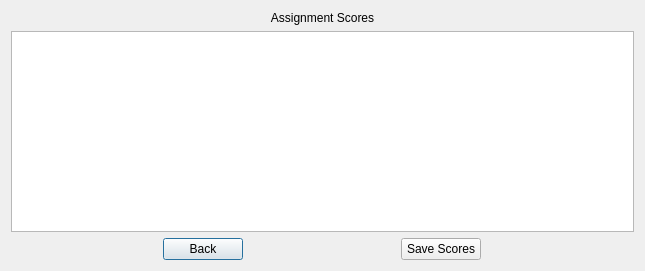
This is assignmentscores.ui in RoshikaC/Mulyankan as Qt 5 draws it before an edit. The edited form follows.
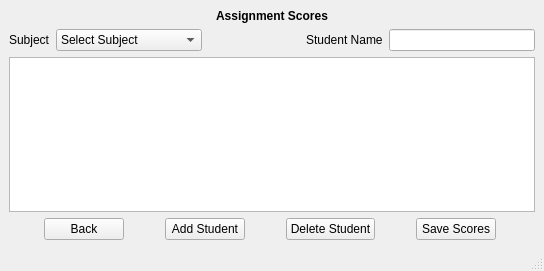
This is the edited form.

What changed in the file:
```diff
--- a/assignmentscores.ui
+++ b/assignmentscores.ui
@@ -1,12 +1,13 @@
 <?xml version="1.0" encoding="UTF-8"?>
 <ui version="4.0">
  <class>assignmentscores</class>
- <widget class="QDialog" name="assignmentscores">
+ <!-- 1. CHANGED to QMainWindow -->
+ <widget class="QMainWindow" name="assignmentscores">
   <property name="geometry">
    <rect>
     <x>0</x>
     <y>0</y>
-    <width>645</width>
+    <width>544</width>
     <height>271</height>
    </rect>
   </property>
@@ -25,11 +26,18 @@
   <property name="windowTitle">
    <string>Dialog</string>
   </property>
-  <layout class="QVBoxLayout" name="verticalLayout_2">
-   <item>
+  <!-- 2. ADDED centralwidget wrapper -->
+  <widget class="QWidget" name="centralwidget">
+   <!-- 3. Your ORIGINAL layout is now INSIDE centralwidget. UNTOUCHED. -->
     <layout class="QVBoxLayout" name="verticalLayout">
      <item>
       <widget class="QLabel" name="label">
+      <property name="font">
+       <font>
+        <family>Arial</family>
+        <bold>true</bold>
+       </font>
+      </property>
        <property name="text">
         <string>Assignment Scores</string>
        </property>
@@ -38,13 +46,75 @@
        </property>
       </widget>
      </item>
+    <item>
+     <layout class="QHBoxLayout" name="horizontalLayout_2">
+      <item>
+       <widget class="QLabel" name="subject">
+        <property name="text">
+         <string>Subject</string>
+        </property>
+       </widget>
+      </item>
+      <item>
+       <widget class="QComboBox" name="subjectOptionDropDown">
+        <property name="sizePolicy">
+         <sizepolicy hsizetype="Expanding" vsizetype="Fixed">
+          <horstretch>0</horstretch>
+          <verstretch>0</verstretch>
+         </sizepolicy>
+        </property>
+        <item>
+         <property name="text">
+          <string>Select Subject</string>
+         </property>
+        </item>
+        <item>
+         <property name="text">
+          <string>ENGG 112</string>
+         </property>
+        </item>
+        <item>
+         <property name="text">
+          <string>EEEG 211</string>
+         </property>
+        </item>
+       </widget>
+      </item>
+      <item>
+       <spacer name="horizontalSpacer">
+        <property name="orientation">
+         <enum>Qt::Orientation::Horizontal</enum>
+        </property>
+        <property name="sizeType">
+         <enum>QSizePolicy::Policy::Fixed</enum>
+        </property>
+        <property name="sizeHint" stdset="0">
+         <size>
+          <width>98</width>
+          <height>19</height>
+         </size>
+        </property>
+       </spacer>
+      </item>
+      <item>
+       <widget class="QLabel" name="studentName">
+        <property name="text">
+         <string>Student Name</string>
+        </property>
+       </widget>
+      </item>
+      <item>
+       <widget class="QLineEdit" name="studentNameSearch"/>
+      </item>
+     </layout>
+    </item>
      <item>
       <widget class="QTableView" name="assignmentTableView">
        <property name="enabled">
         <bool>true</bool>
        </property>
        <property name="sizePolicy">
-        <sizepolicy hsizetype="Preferred" vsizetype="Expanding">
+       <sizepolicy hsizetype="Expanding" vsizetype="Expanding">
          <horstretch>0</horstretch>
          <verstretch>0</verstretch>
         </sizepolicy>
@@ -63,8 +133,6 @@
        </property>
       </widget>
      </item>
-    </layout>
-   </item>
    <item>
     <layout class="QHBoxLayout" name="horizontalLayout">
      <item>
@@ -80,6 +148,32 @@
        </property>
       </widget>
      </item>
+      <item>
+       <widget class="QPushButton" name="addStudentButton">
+        <property name="sizePolicy">
+         <sizepolicy hsizetype="Maximum" vsizetype="Fixed">
+          <horstretch>0</horstretch>
+          <verstretch>0</verstretch>
+         </sizepolicy>
+        </property>
+        <property name="text">
+         <string>Add Student</string>
+        </property>
+       </widget>
+      </item>
+      <item>
+       <widget class="QPushButton" name="DeleteStudentButton">
+        <property name="sizePolicy">
+         <sizepolicy hsizetype="Maximum" vsizetype="Fixed">
+          <horstretch>0</horstretch>
+          <verstretch>0</verstretch>
+         </sizepolicy>
+        </property>
+        <property name="text">
+         <string>Delete Student</string>
+        </property>
+       </widget>
+      </item>
      <item>
       <widget class="QPushButton" name="saveButton">
        <property name="sizePolicy">
@@ -99,6 +193,19 @@
     </layout>
    </item>
   </layout>
+  </widget>
+  <!-- 4. ADDED menubar and statusbar -->
+  <widget class="QMenuBar" name="menubar">
+   <property name="geometry">
+    <rect>
+     <x>0</x>
+     <y>0</y>
+     <width>544</width>
+     <height>21</height>
+    </rect>
+   </property>
+  </widget>
+  <widget class="QStatusBar" name="statusbar"/>
  </widget>
  <resources/>
  <connections/>
```
Left out of the diff: 2 changed lines with no effect on the pictures. Lines whose indentation alone changed are shown as unchanged.
